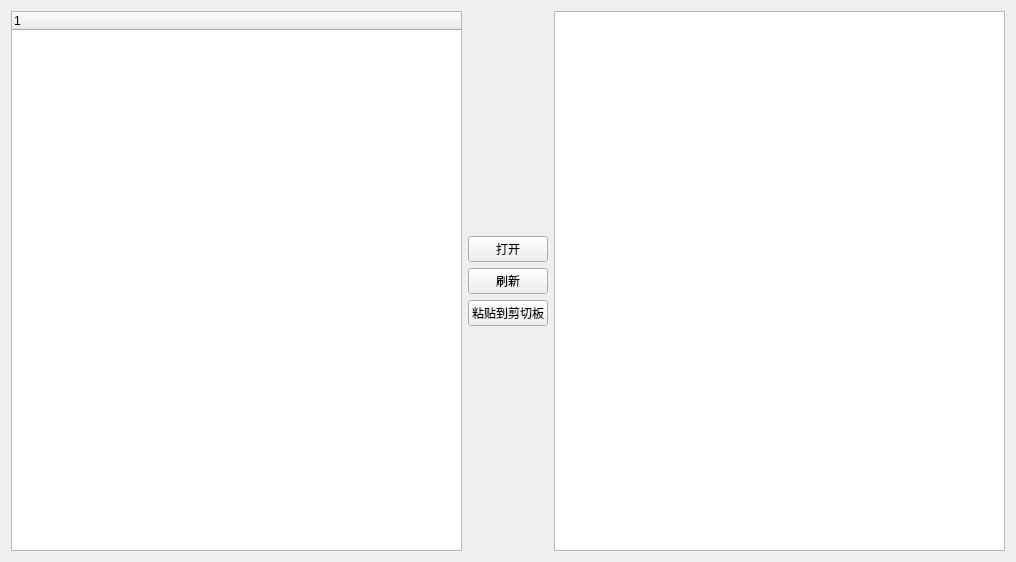
Before: the Qt Designer form widget.ui in cx-star/everestReport, drawn with Qt 5.
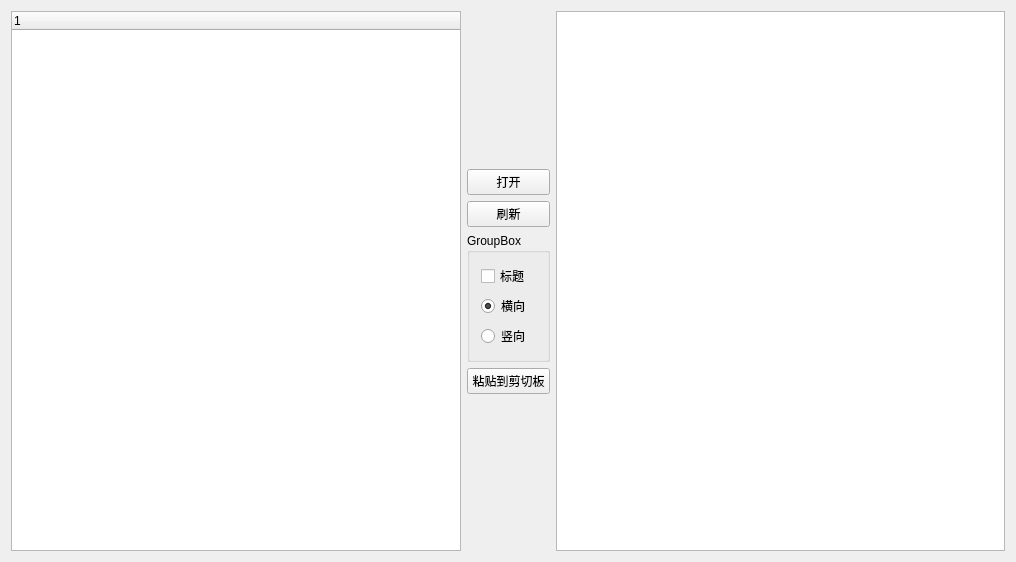
After: the same form once the commit is applied.

Commit message: 读取setting.ini时增加qlist，解决map自动排序问题。 复制到excel时可选择横竖。

Patch:
```diff
--- a/widget.ui
+++ b/widget.ui
@@ -52,6 +52,39 @@
        </property>
       </widget>
      </item>
+     <item>
+      <widget class="QGroupBox" name="groupBox">
+       <property name="title">
+        <string>GroupBox</string>
+       </property>
+       <layout class="QVBoxLayout" name="verticalLayout_2">
+        <item>
+         <widget class="QCheckBox" name="checkBox">
+          <property name="text">
+           <string>标题</string>
+          </property>
+         </widget>
+        </item>
+        <item>
+         <widget class="QRadioButton" name="radioButtonH">
+          <property name="text">
+           <string>横向</string>
+          </property>
+          <property name="checked">
+           <bool>true</bool>
+          </property>
+         </widget>
+        </item>
+        <item>
+         <widget class="QRadioButton" name="radioButtonV">
+          <property name="text">
+           <string>竖向</string>
+          </property>
+         </widget>
+        </item>
+       </layout>
+      </widget>
+     </item>
      <item>
       <widget class="QPushButton" name="pushButtonPaste">
        <property name="text">
```
The commit also changes 2 other files.
